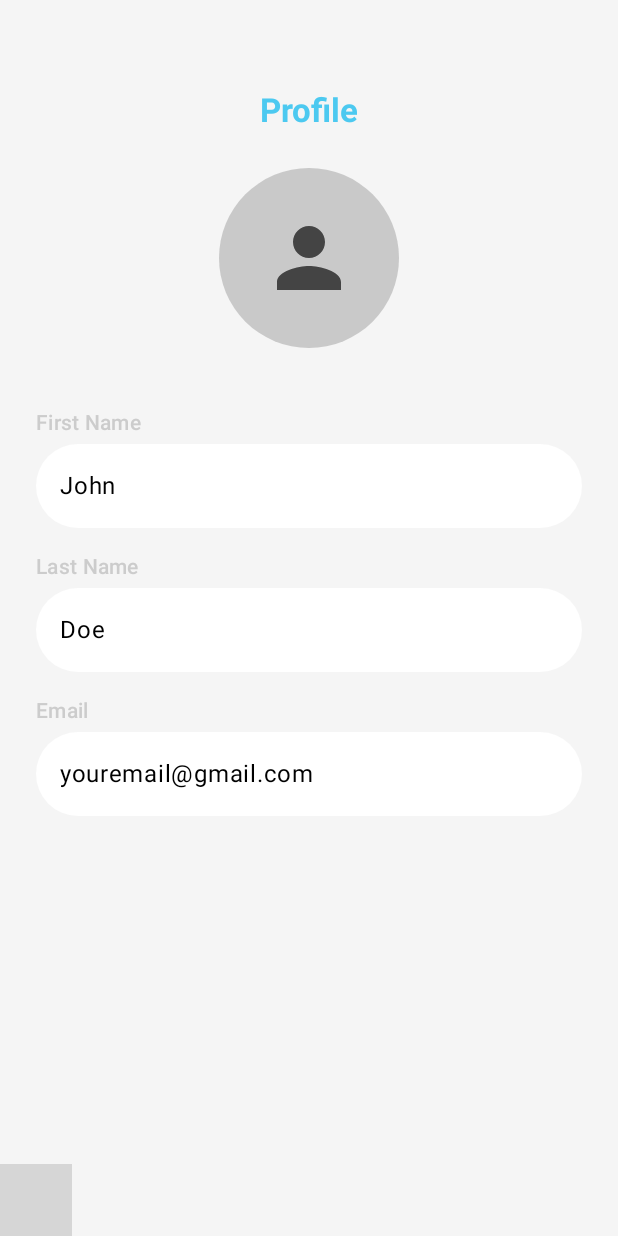
After one commit to dulnidnw/pt-news-app, an Android app built with Jetpack Compose: the composable ProfileScreen shown on its own in the app's theme, on a phone screen of 412 x 824 dp. The commit adds this screen. Run offline under Robolectric (Android 15) with nearby library versions, the phone set to English and light mode, and no system bars; 1 statement that could not run was skipped; grey boxes are pictures that could not be loaded.

Commit message:
Home Screen # Implemented the Home News API # Set data to the UI **Data is not loading # Connected the Nav bar to Favorite and Profile Screens # Created the UI for Favorite and Profile Screens # Took UIState class from the viewModel

```diff
--- a/app/src/main/java/com/example/pt_news_app/presentation/navigation/NavRoutes.kt
+++ b/app/src/main/java/com/example/pt_news_app/presentation/navigation/NavRoutes.kt
@@ -4,4 +4,6 @@ object NavRoutes {
     var screenLogin = "screen_login"
     var screenSignup = "screen_signup"
     var screenHome = "screen_home"
+    var screenFavorite = "screen_favorite"
+    var screenProfile = "screen_profile"
 }
--- /dev/null
+++ b/app/src/main/java/com/example/pt_news_app/presentation/ui/profile/ProfileScreen.kt
@@ -0,0 +1,159 @@
+package com.example.pt_news_app.presentation.ui.profile
+
+import androidx.compose.foundation.background
+import androidx.compose.foundation.layout.Arrangement
+import androidx.compose.foundation.layout.Box
+import androidx.compose.foundation.layout.Column
+import androidx.compose.foundation.layout.Spacer
+import androidx.compose.foundation.layout.fillMaxSize
+import androidx.compose.foundation.layout.fillMaxWidth
+import androidx.compose.foundation.layout.height
+import androidx.compose.foundation.layout.padding
+import androidx.compose.foundation.layout.size
+import androidx.compose.foundation.shape.CircleShape
+import androidx.compose.foundation.shape.RoundedCornerShape
+import androidx.compose.material.icons.Icons
+import androidx.compose.material.icons.filled.Favorite
+import androidx.compose.material.icons.filled.FavoriteBorder
+import androidx.compose.material.icons.filled.Home
+import androidx.compose.material.icons.filled.Person
+import androidx.compose.material3.Icon
+import androidx.compose.material3.MaterialTheme
+import androidx.compose.material3.NavigationBar
+import androidx.compose.material3.NavigationBarItem
+import androidx.compose.material3.Scaffold
+import androidx.compose.material3.Text
+import androidx.compose.material3.TextField
+import androidx.compose.material3.TextFieldDefaults
+import androidx.compose.runtime.Composable
+import androidx.compose.ui.Alignment
+import androidx.compose.ui.Modifier
+import androidx.compose.ui.draw.clip
+import androidx.compose.ui.graphics.Color
+import androidx.compose.ui.text.font.FontWeight
+import androidx.compose.ui.unit.dp
+import androidx.navigation.NavController
+import com.example.pt_news_app.presentation.navigation.NavRoutes
+
+@Composable
+fun ProfileScreen(navController: NavController) {
+    val lightGray = Color(0xFFF5F5F5)
+    val accentBlue = Color(0xFF4CC9F0)
+
+    Scaffold(
+        bottomBar = {
+            BottomNavigationBar(navController)
+        },
+        containerColor = lightGray
+    ) { padding ->
+        Column (
+            modifier = Modifier
+                .fillMaxSize()
+                .padding(padding)
+                .padding(horizontal = 24.dp),
+            horizontalAlignment = Alignment.CenterHorizontally,
+            verticalArrangement = Arrangement.Top
+        ) {
+            Spacer(modifier = Modifier.height(60.dp))
+            Text(
+                text = "Profile",
+                style = MaterialTheme.typography.titleLarge.copy(
+                    color = accentBlue,
+                    fontWeight = FontWeight.Bold
+                )
+            )
+            Spacer(modifier = Modifier.height(24.dp))
+
+            // Profile Image Placeholder
+            Box(
+                modifier = Modifier
+                    .size(120.dp)
+                    .background(Color.Gray.copy(alpha = 0.4f), CircleShape),
+                contentAlignment = Alignment.Center
+            ) {
+                Icon(
+                    imageVector = Icons.Default.Person,
+                    contentDescription = "Profile Picture",
+                    tint = Color.DarkGray,
+                    modifier = Modifier.size(64.dp)
+                )
+            }
+
+            Spacer(modifier = Modifier.height(40.dp))
+
+            ProfileTextField(label = "First Name", value = "John")
+            ProfileTextField(label = "Last Name", value = "Doe")
+            ProfileTextField(label = "Email", value = "youremail@gmail.com")
+        }
+    }
+}
+
+@Composable
+fun ProfileTextField(label: String, value: String) {
+    Column(
+        modifier = Modifier.fillMaxWidth()
+    ) {
+        Text(
+            text = label,
+            style = MaterialTheme.typography.bodyMedium.copy(
+                color = Color.LightGray,
+                fontWeight = FontWeight.Medium
+            )
+        )
+        Spacer(modifier = Modifier.height(4.dp))
+        TextField(
+            value = value,
+            onValueChange = {},
+            modifier = Modifier
+                .fillMaxWidth()
+                .height(56.dp)
+                .clip(RoundedCornerShape(50.dp)),
+            colors = TextFieldDefaults.colors(
+                focusedContainerColor = Color.White,
+                unfocusedContainerColor = Color.White,
+                disabledContainerColor = Color.White,
+                focusedIndicatorColor = Color.Transparent,
+                unfocusedIndicatorColor = Color.Transparent,
+                disabledIndicatorColor = Color.Transparent,
+                focusedTextColor = Color.Black,
+                unfocusedTextColor = Color.Black
+            ),
+            singleLine = true
+        )
+        Spacer(modifier = Modifier.height(16.dp))
+    }
+}
+
+@Composable
+fun BottomNavBar(navController: NavController) {
+    NavigationBar(
+        containerColor = Color.White,
+        tonalElevation = 8.dp,
+        modifier = Modifier.clip(RoundedCornerShape(topStart = 30.dp, topEnd = 30.dp))
+    ) {
+        NavigationBarItem(
+            icon = { Icon(Icons.Default.Home, contentDescription = "Home") },
+            label = { Text("Home") },
+            selected = true,
+            onClick = {
+                navController.navigate(NavRoutes.screenHome)
+            }
+        )
+        NavigationBarItem(
+            icon = { Icon(Icons.Default.FavoriteBorder, contentDescription = "Favorite") },
+            label = { Text("Favourite") },
+            selected = false,
+            onClick = {
+                navController.navigate(NavRoutes.screenFavorite)
+            }
+        )
+        NavigationBarItem(
+            icon = { Icon(Icons.Default.Person, contentDescription = "Profile") },
+            label = { Text("Profile") },
+            selected = false,
+            onClick = {
+                navController.navigate(NavRoutes.screenProfile)
+            }
+        )
+    }
+}
```
Also changed, not shown: app/src/main/java/com/example/pt_news_app/data/remote/api/ApiService.kt (+4 -3 lines), app/src/main/java/com/example/pt_news_app/data/repository/NewsRepositoryImpl.kt (added, +24 -0 lines), app/src/main/java/com/example/pt_news_app/domain/repository/NewsRepository.kt (+3 -20 lines), app/src/main/java/com/example/pt_news_app/domain/usecase/GetNewsUseCase.kt (added, +9 -0 lines), app/src/main/java/com/example/pt_news_app/presentation/navigation/AppNavigation.kt (+13 -2 lines), app/src/main/java/com/example/pt_news_app/presentation/ui/NewsDetail/DetailScreen.kt (added, +124 -0 lines), app/src/main/java/com/example/pt_news_app/presentation/ui/favorite/FavoriteScreen.kt (added, +176 -0 lines), app/src/main/java/com/example/pt_news_app/presentation/ui/home/HomeUiState.kt (added, +12 -0 lines), app/src/main/java/com/example/pt_news_app/presentation/ui/home/HomeViewModel.kt (+30 -33 lines), app/src/main/java/com/example/pt_news_app/presentation/ui/login/LoginUiState.kt (added, +11 -0 lines), app/src/main/java/com/example/pt_news_app/presentation/ui/login/LoginViewModel.kt (+1 -7 lines), app/src/main/java/com/example/pt_news_app/presentation/ui/signup/SignUpUiState.kt (added, +16 -0 lines), app/src/main/java/com/example/pt_news_app/presentation/ui/signup/SignUpViewModel.kt (+0 -11 lines).
